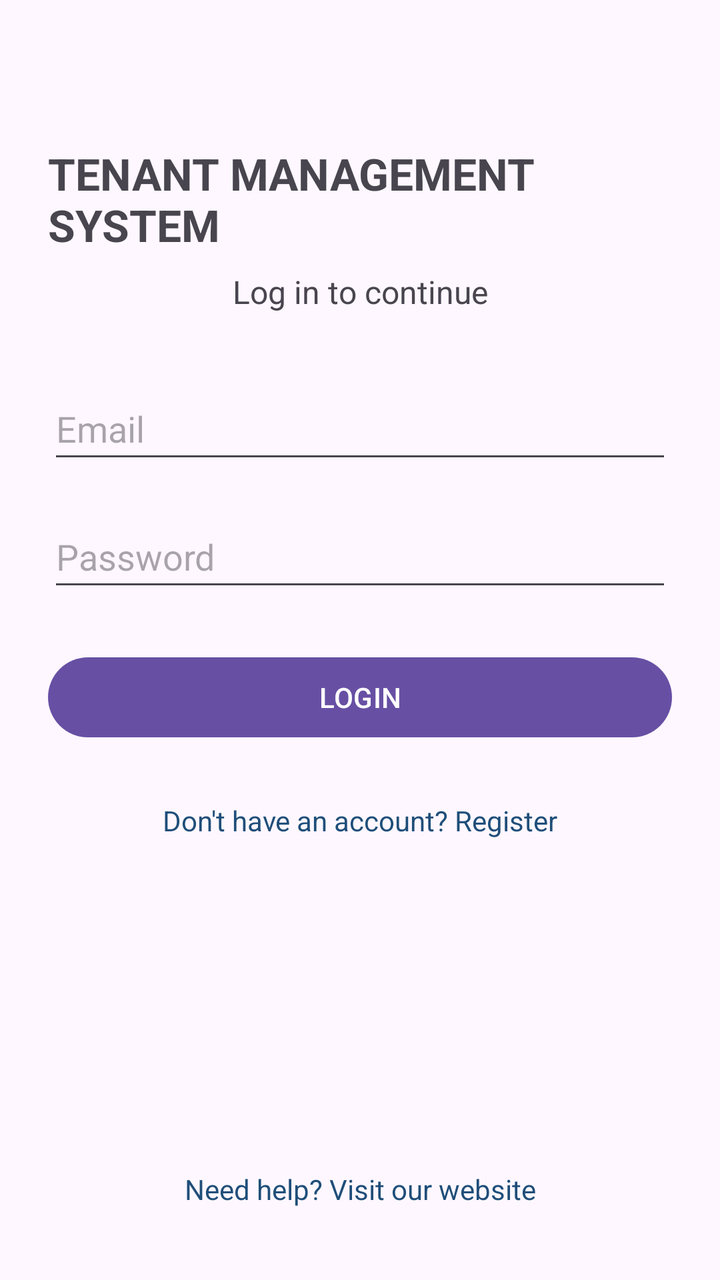
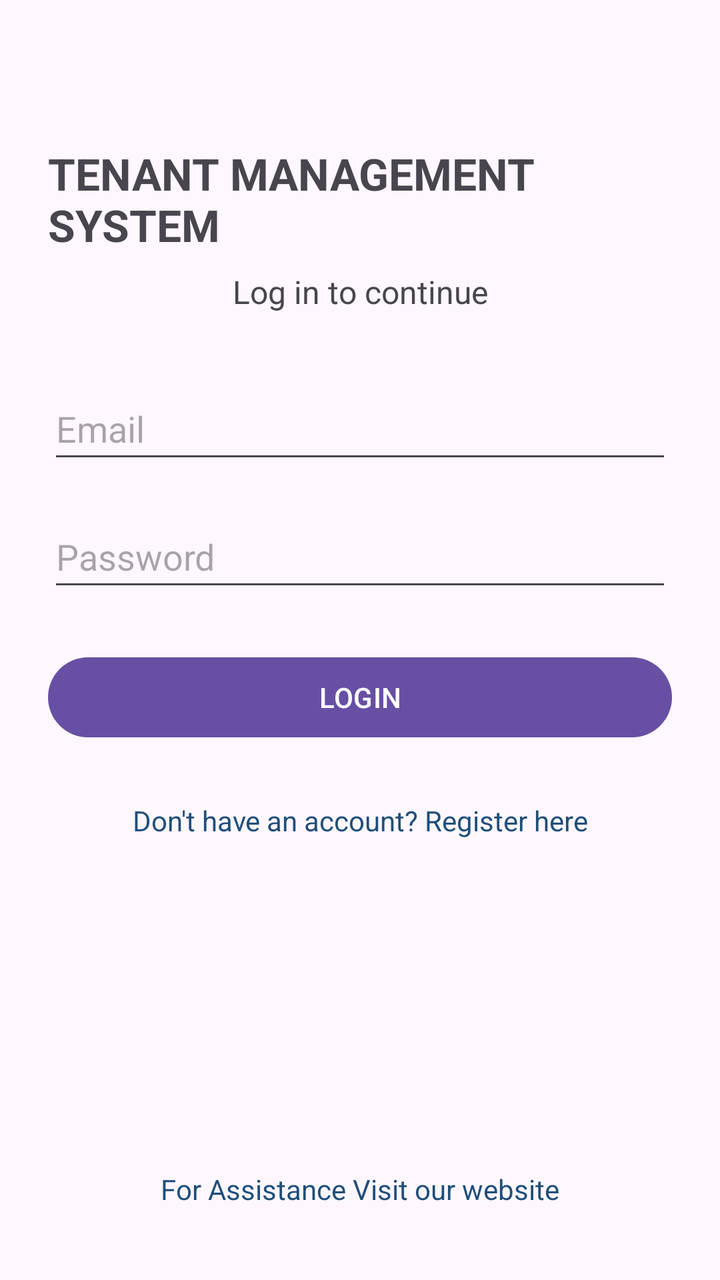

Compare the two renders of this Android layout. The source of the first and the diff that turns it into the second are given below.
<!-- AndroidManifest.xml: application theme Theme.TenantManagementSystem -->
<!-- res/layout/activity_login.xml -->
<?xml version="1.0" encoding="utf-8"?>
<androidx.constraintlayout.widget.ConstraintLayout
    xmlns:android="http://schemas.android.com/apk/res/android"
    xmlns:app="http://schemas.android.com/apk/res-auto"
    android:layout_width="match_parent"
    android:layout_height="match_parent"
    android:fitsSystemWindows="true"
    android:padding="24dp">

    <TextView
        android:id="@+id/loginTitleTextView"
        android:layout_width="wrap_content"
        android:layout_height="wrap_content"
        android:text="TENANT MANAGEMENT SYSTEM"
        android:textSize="22sp"
        android:textStyle="bold"
        android:layout_marginTop="48dp"
        app:layout_constraintTop_toTopOf="parent"
        app:layout_constraintStart_toStartOf="parent"
        app:layout_constraintEnd_toEndOf="parent" />

    <TextView
        android:id="@+id/loginSubtitleTextView"
        android:layout_width="wrap_content"
        android:layout_height="wrap_content"
        android:text="Log in to continue"
        android:textSize="16sp"
        android:layout_marginTop="8dp"
        app:layout_constraintTop_toBottomOf="@id/loginTitleTextView"
        app:layout_constraintStart_toStartOf="parent"
        app:layout_constraintEnd_toEndOf="parent" />

    <EditText
        android:id="@+id/emailEditText"
        android:layout_width="0dp"
        android:layout_height="wrap_content"
        android:hint="Email"
        android:inputType="textEmailAddress"
        android:minHeight="48dp"
        android:layout_marginTop="32dp"
        app:layout_constraintTop_toBottomOf="@id/loginSubtitleTextView"
        app:layout_constraintStart_toStartOf="parent"
        app:layout_constraintEnd_toEndOf="parent" />

    <EditText
        android:id="@+id/passwordEditText"
        android:layout_width="0dp"
        android:layout_height="wrap_content"
        android:hint="Password"
        android:inputType="textPassword"
        android:minHeight="48dp"
        android:layout_marginTop="16dp"
        app:layout_constraintTop_toBottomOf="@id/emailEditText"
        app:layout_constraintStart_toStartOf="parent"
        app:layout_constraintEnd_toEndOf="parent" />

    <Button
        android:id="@+id/loginButton"
        android:layout_width="0dp"
        android:layout_height="wrap_content"
        android:text="LOGIN"
        android:layout_marginTop="24dp"
        app:layout_constraintTop_toBottomOf="@id/passwordEditText"
        app:layout_constraintStart_toStartOf="parent"
        app:layout_constraintEnd_toEndOf="parent" />

    <TextView
        android:id="@+id/registerTextView"
        android:layout_width="wrap_content"
        android:layout_height="wrap_content"
        android:text="Don't have an account? Register"
        android:textColor="#1F4E79"
        android:padding="12dp"
        android:layout_marginTop="16dp"
        app:layout_constraintTop_toBottomOf="@id/loginButton"
        app:layout_constraintStart_toStartOf="parent"
        app:layout_constraintEnd_toEndOf="parent" />

    <TextView
        android:id="@+id/helpTextView"
        android:layout_width="wrap_content"
        android:layout_height="wrap_content"
        android:text="Need help? Visit our website"
        android:textColor="#1F4E79"
        android:padding="12dp"
        app:layout_constraintBottom_toBottomOf="parent"
        app:layout_constraintStart_toStartOf="parent"
        app:layout_constraintEnd_toEndOf="parent" />

</androidx.constraintlayout.widget.ConstraintLayout>
<!-- resources referenced by this layout -->
<resources>
  <style name="Theme.TenantManagementSystem" parent="Base.Theme.TenantManagementSystem" />
  <style name="Base.Theme.TenantManagementSystem" parent="Theme.Material3.DayNight.NoActionBar">
          
          
      </style>
</resources>

<!-- the commit's change to res/layout/activity_login.xml (unified diff, before → after) -->
@@ -68,7 +68,7 @@
         android:id="@+id/registerTextView"
         android:layout_width="wrap_content"
         android:layout_height="wrap_content"
-        android:text="Don't have an account? Register"
+        android:text="Don't have an account? Register here"
         android:textColor="#1F4E79"
         android:padding="12dp"
         android:layout_marginTop="16dp"
@@ -80,7 +80,7 @@
         android:id="@+id/helpTextView"
         android:layout_width="wrap_content"
         android:layout_height="wrap_content"
-        android:text="Need help? Visit our website"
+        android:text="For Assistance Visit our website"
         android:textColor="#1F4E79"
         android:padding="12dp"
         app:layout_constraintBottom_toBottomOf="parent"
